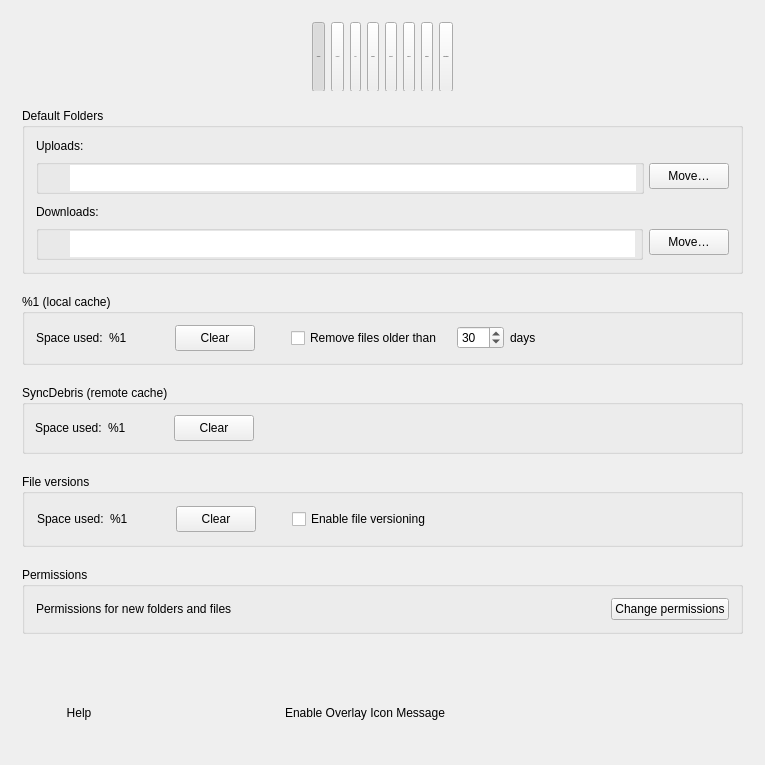
The window that src/MEGASync/gui/ui/SettingsDialog.ui (meganz/MEGAsync) describes before a commit, drawn with Qt 5.
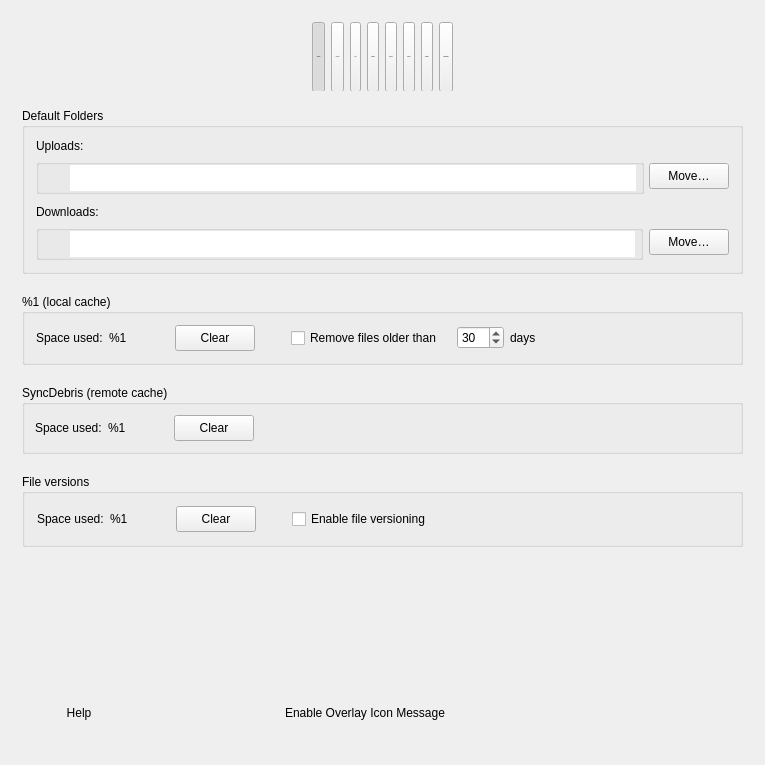
The same window after the commit. The open tabs and pages were chosen to show the change. Icons and pictures are not drawn. Custom widgets are drawn as their Qt base class.

Commit message: SNC-4972: Removed permissions dialog from folder tab.

Diff of the .ui file:
```diff
--- a/src/MEGASync/gui/ui/SettingsDialog.ui
+++ b/src/MEGASync/gui/ui/SettingsDialog.ui
@@ -2530,60 +2530,6 @@
          </layout>
         </widget>
        </item>
-       <item>
-        <widget class="QGroupBox" name="permissionsGroupBox">
-         <property name="title">
-          <string>Permissions</string>
-         </property>
-         <property name="type" stdset="0">
-          <string notr="true">mega</string>
-         </property>
-         <layout class="QHBoxLayout" name="horizontalLayout_6">
-          <item>
-           <widget class="QLabel" name="label_3">
-            <property name="text">
-             <string>Permissions for new folders and files</string>
-            </property>
-           </widget>
-          </item>
-          <item>
-           <spacer name="horizontalSpacer_7">
-            <property name="orientation">
-             <enum>Qt::Horizontal</enum>
-            </property>
-            <property name="sizeHint" stdset="0">
-             <size>
-              <width>10</width>
-              <height>5</height>
-             </size>
-            </property>
-           </spacer>
-          </item>
-          <item>
-           <widget class="QPushButton" name="bPermissions">
-            <property name="minimumSize">
-             <size>
-              <width>89</width>
-              <height>0</height>
-             </size>
-            </property>
-            <property name="cursor">
-             <cursorShape>PointingHandCursor</cursorShape>
-            </property>
-            <property name="text">
-             <string>Change permissions</string>
-            </property>
-            <property name="type" stdset="0">
-             <string notr="true">secondary</string>
-            </property>
-            <property name="dimension" stdset="0">
-             <string notr="true">small</string>
-            </property>
-           </widget>
-          </item>
-         </layout>
-        </widget>
-       </item>
        <item>
         <spacer name="verticalSpacer_5">
          <property name="orientation">
```
Left out of the diff: 3 changed lines with no effect on the pictures. The commit also changes 1 other file.
